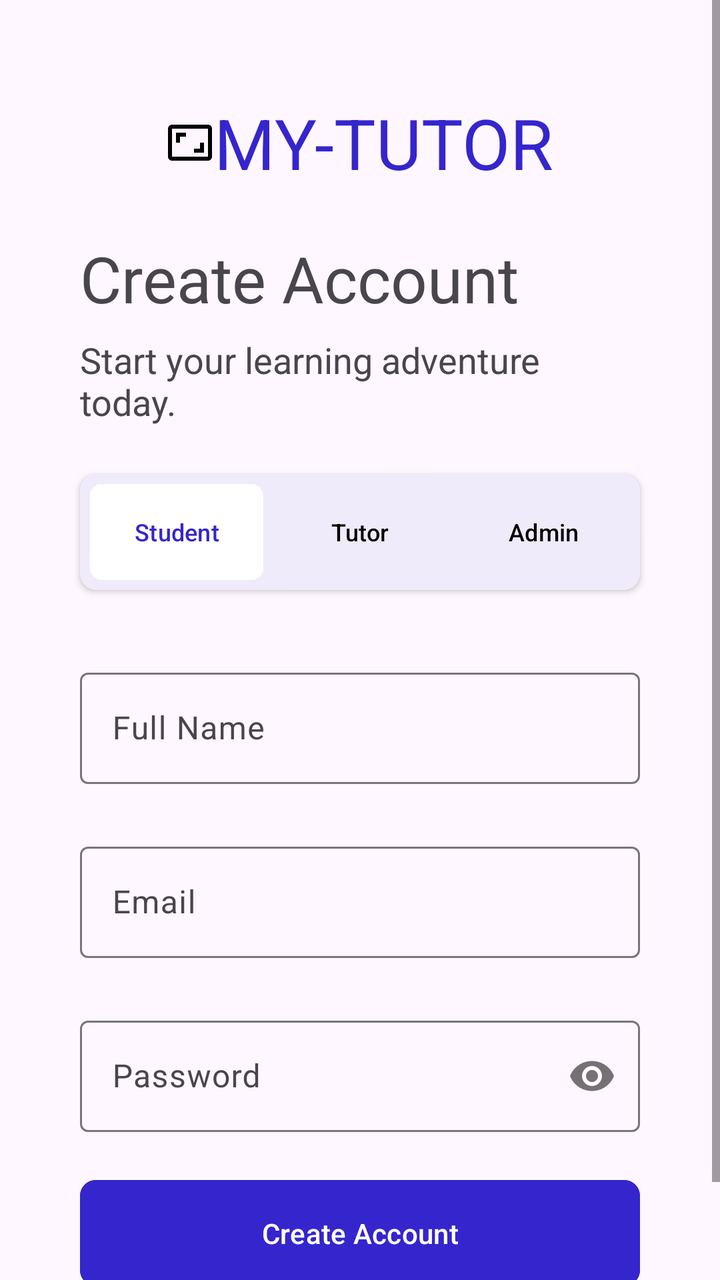
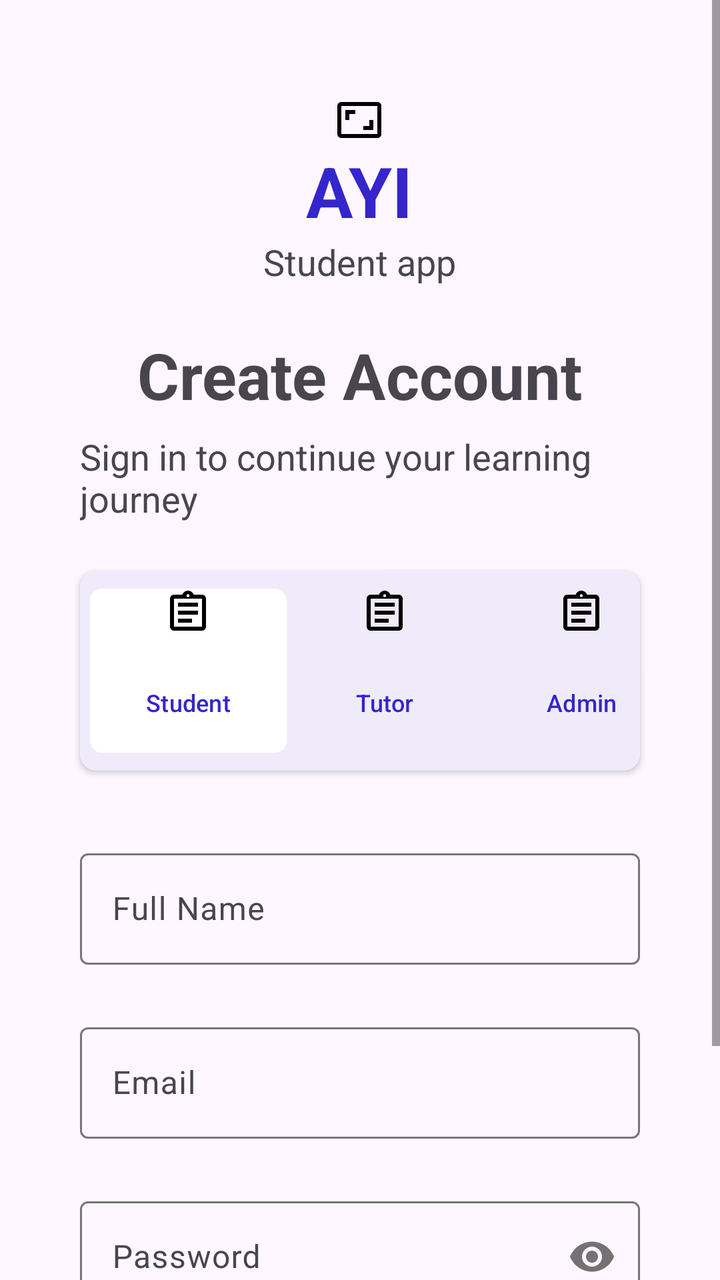

Screens rendered from an Android XML layout before and after an edit, with the pre-edit source and the edit as a unified diff.
<!-- AndroidManifest.xml: application theme Theme.MyTutor -->
<!-- res/layout/activity_sign_up.xml -->
<?xml version="1.0" encoding="utf-8"?>
<LinearLayout
    xmlns:android="http://schemas.android.com/apk/res/android"
    xmlns:app="http://schemas.android.com/apk/res-auto"
    xmlns:tools="http://schemas.android.com/tools"
    android:id="@+id/main"
    android:layout_width="match_parent"
    android:layout_height="match_parent"
    android:orientation="vertical"
    tools:context=".SignUpActivity">

    <ScrollView
        android:layout_width="match_parent"
        android:layout_height="match_parent">

        <LinearLayout
            android:layout_width="match_parent"
            android:layout_height="wrap_content"
            android:orientation="vertical"
            android:paddingBottom="20dp">

            <TextView
                android:layout_width="wrap_content"
                android:layout_height="wrap_content"
                android:text="My-Tutor"
                android:textColor="@color/btn"
                android:drawableLeft="@drawable/outline_aspect_ratio_24"
                android:textAllCaps="true"
                android:textSize="35sp"
                android:layout_marginTop="48dp"
                android:layout_gravity="center"/>

            <TextView
                android:layout_width="wrap_content"
                android:layout_height="wrap_content"
                android:text="Create Account"
                android:textSize="32sp"
                android:layout_marginTop="23dp"
                android:layout_marginHorizontal="40dp"/>
            <TextView
                android:layout_width="wrap_content"
                android:layout_height="wrap_content"
                android:text="Start your learning adventure today."
                android:textSize="18sp"
                android:layout_marginTop="7.1dp"
                android:layout_marginHorizontal="40dp"/>

            <androidx.cardview.widget.CardView
                android:layout_width="wrap_content"
                android:layout_height="wrap_content"
                android:layout_marginHorizontal="40dp"
                android:layout_gravity="center"
                android:layout_marginTop="24dp"
                app:cardCornerRadius="8dp"
                android:backgroundTint="#F0EBFA">
                <LinearLayout
                    android:layout_width="match_parent"
                    android:layout_height="wrap_content"
                    android:orientation="horizontal"
                    android:padding="5dp">

                    <com.google.android.material.button.MaterialButton
                        android:id="@+id/student"
                        android:layout_width="0dp"
                        android:layout_height="wrap_content"
                        android:layout_weight="1"
                        android:text="Student"
                        android:textColor="@color/btn"
                        app:backgroundTint="@color/white"
                        app:cornerRadius="6dp"
                        android:insetTop="0dp"
                        android:insetBottom="0dp"
                        android:padding="0dp"
                        android:textSize="12sp" />

                    <com.google.android.material.button.MaterialButton
                        android:id="@+id/tutor"
                        android:layout_width="0dp"
                        android:layout_height="wrap_content"
                        android:layout_weight="1"
                        android:layout_marginStart="5dp"
                        android:backgroundTint="#F0EBFA"
                        android:text="Tutor"
                        android:textColor="@color/black"
                        app:cornerRadius="6dp"
                        android:insetTop="0dp"
                        android:insetBottom="0dp"
                        android:padding="0dp"
                        android:textSize="12sp" />

                    <com.google.android.material.button.MaterialButton
                        android:id="@+id/admin"
                        android:layout_width="0dp"
                        android:layout_height="wrap_content"
                        android:layout_weight="1"
                        android:layout_marginStart="5dp"
                        android:backgroundTint="#F0EBFA"
                        android:text="Admin"
                        android:textColor="@color/black"
                        app:cornerRadius="6dp"
                        android:insetTop="0dp"
                        android:insetBottom="0dp"
                        android:padding="0dp"
                        android:textSize="12sp" />
                </LinearLayout>
            </androidx.cardview.widget.CardView>

            <com.google.android.material.textfield.TextInputLayout
                android:layout_width="match_parent"
                android:layout_marginHorizontal="40dp"
                android:layout_marginTop="36dp"
                android:layout_height="wrap_content">
                <com.google.android.material.textfield.TextInputEditText
                    android:id="@+id/fullName"
                    android:layout_width="match_parent"
                    android:layout_height="wrap_content"
                    android:textColor="@color/textInput"
                    android:inputType="text"
                    android:hint="Full Name"/>
            </com.google.android.material.textfield.TextInputLayout>

            <com.google.android.material.textfield.TextInputLayout
                android:layout_width="match_parent"
                android:layout_marginHorizontal="40dp"
                android:layout_marginTop="26dp"
                android:layout_height="wrap_content">
                <com.google.android.material.textfield.TextInputEditText
                    android:id="@+id/email"
                    android:layout_width="match_parent"
                    android:layout_height="wrap_content"
                    android:textColor="@color/textInput"
                    android:inputType="textEmailAddress"
                    android:hint="Email"/>
            </com.google.android.material.textfield.TextInputLayout>

            <com.google.android.material.textfield.TextInputLayout
                android:id="@+id/bioLayout"
                android:layout_width="match_parent"
                android:layout_marginHorizontal="40dp"
                android:layout_marginTop="26dp"
                android:visibility="gone"
                android:layout_height="wrap_content">
                <com.google.android.material.textfield.TextInputEditText
                    android:id="@+id/bio"
                    android:layout_width="match_parent"
                    android:layout_height="wrap_content"
                    android:textColor="@color/textInput"
                    android:inputType="textMultiLine"
                    android:hint="Bio/Description (e.g. Expert in Math)"/>
            </com.google.android.material.textfield.TextInputLayout>

            <com.google.android.material.textfield.TextInputLayout
                android:layout_width="match_parent"
                android:layout_marginHorizontal="40dp"
                android:layout_marginTop="26dp"
                app:passwordToggleEnabled="true"
                android:layout_height="wrap_content">
                <com.google.android.material.textfield.TextInputEditText
                    android:id="@+id/password"
                    android:layout_width="match_parent"
                    android:layout_height="wrap_content"
                    android:textColor="@color/textInput"
                    android:inputType="textPassword"
                    android:hint="Password"/>
            </com.google.android.material.textfield.TextInputLayout>

            <com.google.android.material.button.MaterialButton
                android:id="@+id/loginBtn"
                android:layout_width="match_parent"
                android:layout_height="61dp"
                android:layout_marginHorizontal="40dp"
                android:layout_marginTop="20dp"
                android:backgroundTint="@color/btn"
                android:text="Create Account"
                app:cornerRadius="8dp" />

            <TextView
                android:id="@+id/login"
                android:layout_width="wrap_content"
                android:layout_height="wrap_content"
                android:layout_gravity="center"
                android:layout_marginHorizontal="40dp"
                android:layout_marginTop="7.1dp"
                android:clickable="true"
                android:text="Already have an account? Log In"
                android:textSize="14sp" />

        </LinearLayout>
    </ScrollView>
</LinearLayout>
<!-- resources referenced by this layout -->
<resources>
  <color name="black">#FF000000</color>
  <color name="btn">#3525CD</color>
  <color name="textInput">#464555</color>
  <color name="white">#FFFFFFFF</color>
  <!-- drawable outline_aspect_ratio_24 (drawable) -->
  <vector xmlns:android="http://schemas.android.com/apk/res/android" android:height="24dp" android:tint="#000000" android:viewportHeight="24" android:viewportWidth="24" android:width="24dp">
        
      <path android:fillColor="@android:color/white" android:pathData="M19,12h-2v3h-3v2h5v-5zM7,9h3L10,7L5,7v5h2L7,9zM21,3L3,3c-1.1,0 -2,0.9 -2,2v14c0,1.1 0.9,2 2,2h18c1.1,0 2,-0.9 2,-2L23,5c0,-1.1 -0.9,-2 -2,-2zM21,19.01L3,19.01L3,4.99h18v14.02z"/>
      
  </vector>
  <style name="Theme.MyTutor" parent="Base.Theme.MyTutor" />
  <style name="Base.Theme.MyTutor" parent="Theme.Material3.DayNight.NoActionBar">
          
          
      </style>
</resources>

<!-- the commit's change to res/layout/activity_sign_up.xml (unified diff, before → after) -->
@@ -22,25 +22,35 @@
             <TextView
                 android:layout_width="wrap_content"
                 android:layout_height="wrap_content"
-                android:text="My-Tutor"
+                android:text="AYI"
+                android:textStyle="bold"
                 android:textColor="@color/btn"
-                android:drawableLeft="@drawable/outline_aspect_ratio_24"
+                android:drawableTop="@drawable/outline_aspect_ratio_24"
                 android:textAllCaps="true"
                 android:textSize="35sp"
                 android:layout_marginTop="48dp"
                 android:layout_gravity="center"/>
+            <TextView
+                android:layout_width="wrap_content"
+                android:layout_height="wrap_content"
+                android:layout_gravity="center"
+                android:text="Student app"
+                android:textSize="18sp"
+                android:layout_marginHorizontal="40dp"/>
 
             <TextView
                 android:layout_width="wrap_content"
                 android:layout_height="wrap_content"
                 android:text="Create Account"
                 android:textSize="32sp"
+                android:layout_gravity="center"
+                android:textStyle="bold"
                 android:layout_marginTop="23dp"
                 android:layout_marginHorizontal="40dp"/>
             <TextView
                 android:layout_width="wrap_content"
                 android:layout_height="wrap_content"
-                android:text="Start your learning adventure today."
+                android:text="Sign in to continue your learning journey"
                 android:textSize="18sp"
                 android:layout_marginTop="7.1dp"
                 android:layout_marginHorizontal="40dp"/>
@@ -48,60 +58,60 @@
             <androidx.cardview.widget.CardView
                 android:layout_width="wrap_content"
                 android:layout_height="wrap_content"
-                android:layout_marginHorizontal="40dp"
-                android:layout_gravity="center"
+                android:layout_gravity="center"
+                android:layout_marginHorizontal="40dp"
                 android:layout_marginTop="24dp"
-                app:cardCornerRadius="8dp"
-                android:backgroundTint="#F0EBFA">
+                android:backgroundTint="#F0EBFA"
+                app:cardBackgroundColor="#973535"
+                app:cardCornerRadius="8dp">
+
                 <LinearLayout
-                    android:layout_width="match_parent"
-                    android:layout_height="wrap_content"
+                    android:layout_width="305dp"
+                    android:layout_height="wrap_content"
+                    android:backgroundTint="#FFFFFF"
                     android:orientation="horizontal"
                     android:padding="5dp">
 
                     <com.google.android.material.button.MaterialButton
                         android:id="@+id/student"
                         android:layout_width="0dp"
-                        android:layout_height="wrap_content"
+                        android:layout_height="90dp"
                         android:layout_weight="1"
+                        android:drawableTop="@drawable/outline_assignment_24"
+                        android:padding="0dp"
                         android:text="Student"
                         android:textColor="@color/btn"
+                        android:textSize="12sp"
                         app:backgroundTint="@color/white"
-                        app:cornerRadius="6dp"
-                        android:insetTop="0dp"
-                        android:insetBottom="0dp"
-                        android:padding="0dp"
-                        android:textSize="12sp" />
+                        app:cornerRadius="6dp" />
 
                     <com.google.android.material.button.MaterialButton
                         android:id="@+id/tutor"
                         android:layout_width="0dp"
-                        android:layout_height="wrap_content"
+                        android:layout_height="90dp"
                         android:layout_weight="1"
-                        android:layout_marginStart="5dp"
-                        android:backgroundTint="#F0EBFA"
+                        android:drawableTop="@drawable/outline_assignment_24"
+                        android:padding="0dp"
                         android:text="Tutor"
-                        android:textColor="@color/black"
-                        app:cornerRadius="6dp"
-                        android:insetTop="0dp"
-                        android:insetBottom="0dp"
-                        android:padding="0dp"
-                        android:textSize="12sp" />
+                        android:textColor="@color/btn"
+                        android:textSize="12sp"
+                        app:backgroundTint="#00FFFFFF"
+                        app:cornerRadius="6dp" />
 
                     <com.google.android.material.button.MaterialButton
                         android:id="@+id/admin"
                         android:layout_width="0dp"
-                        android:layout_height="wrap_content"
+                        android:layout_height="90dp"
                         android:layout_weight="1"
-                        android:layout_marginStart="5dp"
-                        android:backgroundTint="#F0EBFA"
+                        android:drawableTop="@drawable/outline_assignment_24"
+                        android:padding="0dp"
                         android:text="Admin"
-                        android:textColor="@color/black"
-                        app:cornerRadius="6dp"
-                        android:insetTop="0dp"
-                        android:insetBottom="0dp"
-                        android:padding="0dp"
-                        android:textSize="12sp" />
+                        android:textColor="@color/btn"
+                        android:textSize="12sp"
+                        app:backgroundTint="#00FFFFFF"
+                        app:cornerRadius="6dp" />
+
+
                 </LinearLayout>
             </androidx.cardview.widget.CardView>
 
<!-- resource entries referenced after the edit -->
@@ -1,6 +1,5 @@
 <!-- resources referenced by this layout -->
 <resources>
-  <color name="black">#FF000000</color>
   <color name="btn">#3525CD</color>
   <color name="textInput">#464555</color>
   <color name="white">#FFFFFFFF</color>
@@ -10,6 +9,12 @@
       <path android:fillColor="@android:color/white" android:pathData="M19,12h-2v3h-3v2h5v-5zM7,9h3L10,7L5,7v5h2L7,9zM21,3L3,3c-1.1,0 -2,0.9 -2,2v14c0,1.1 0.9,2 2,2h18c1.1,0 2,-0.9 2,-2L23,5c0,-1.1 -0.9,-2 -2,-2zM21,19.01L3,19.01L3,4.99h18v14.02z"/>
       
   </vector>
+  <!-- drawable outline_assignment_24 (drawable) -->
+  <vector xmlns:android="http://schemas.android.com/apk/res/android" android:autoMirrored="true" android:height="24dp" android:tint="#000000" android:viewportHeight="24" android:viewportWidth="24" android:width="24dp">
+        
+      <path android:fillColor="@android:color/white" android:pathData="M7,15h7v2L7,17zM7,11h10v2L7,13zM7,7h10v2L7,9zM19,3h-4.18C14.4,1.84 13.3,1 12,1c-1.3,0 -2.4,0.84 -2.82,2L5,3c-0.14,0 -0.27,0.01 -0.4,0.04 -0.39,0.08 -0.74,0.28 -1.01,0.55 -0.18,0.18 -0.33,0.4 -0.43,0.64 -0.1,0.23 -0.16,0.49 -0.16,0.77v14c0,0.27 0.06,0.54 0.16,0.78s0.25,0.45 0.43,0.64c0.27,0.27 0.62,0.47 1.01,0.55 0.13,0.02 0.26,0.03 0.4,0.03h14c1.1,0 2,-0.9 2,-2L21,5c0,-1.1 -0.9,-2 -2,-2zM12,2.75c0.41,0 0.75,0.34 0.75,0.75s-0.34,0.75 -0.75,0.75 -0.75,-0.34 -0.75,-0.75 0.34,-0.75 0.75,-0.75zM19,19L5,19L5,5h14v14z"/>
+      
+  </vector>
   <style name="Theme.MyTutor" parent="Base.Theme.MyTutor" />
   <style name="Base.Theme.MyTutor" parent="Theme.Material3.DayNight.NoActionBar">
           
